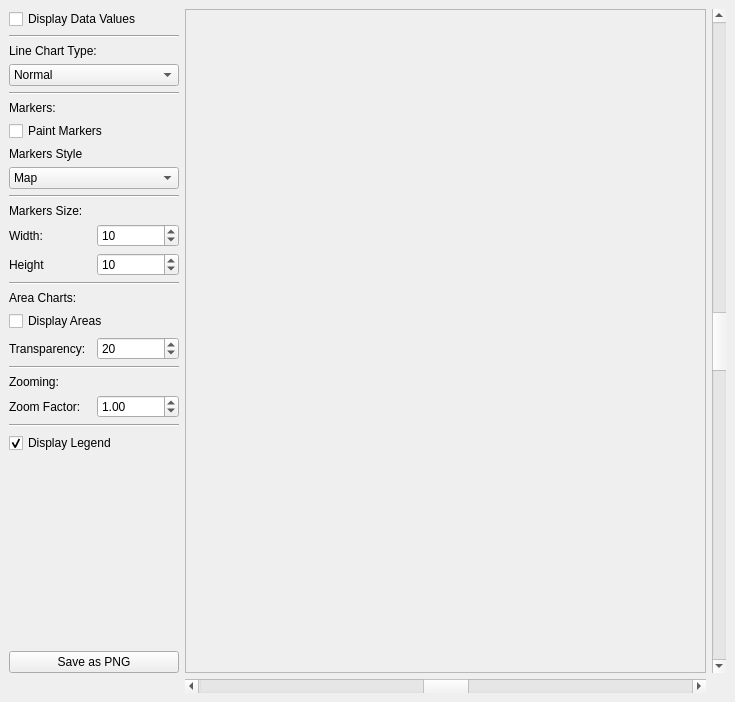
This is qtests/DrawIntoPainter/mainwindow.ui in KDE/kdiagram as Qt 5 draws it before an edit. The edited form follows.
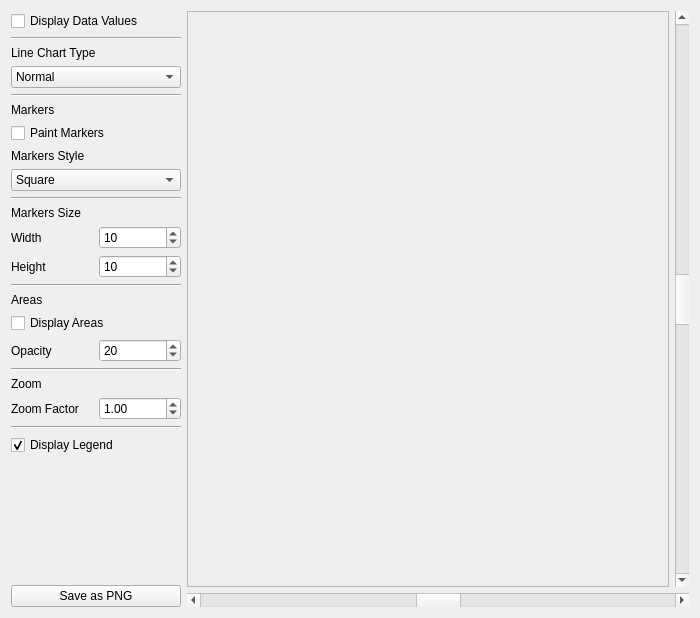
This is the edited form. Icons and pictures are not drawn.

Diff of the .ui file:
```diff
--- a/qtests/DrawIntoPainter/mainwindow.ui
+++ b/qtests/DrawIntoPainter/mainwindow.ui
@@ -1,122 +1,56 @@
 <ui version="4.0" >
  <class>MainWindow</class>
- <widget class="QWidget" name="MainWindow" >
-  <property name="geometry" >
+ <widget class="QWidget" name="MainWindow">
+  <property name="geometry">
    <rect>
     <x>0</x>
     <y>0</y>
-    <width>735</width>
-    <height>702</height>
+    <width>700</width>
+    <height>618</height>
    </rect>
   </property>
   <property name="windowTitle" >
    <string>KD Chart drawing into a foreign QPainter </string>
   </property>
-  <layout class="QGridLayout" >
-   <property name="margin" >
-    <number>9</number>
-   </property>
-   <property name="spacing" >
-    <number>6</number>
-   </property>
-   <item row="0" column="2" >
-    <widget class="QScrollBar" name="vSBar" >
-     <property name="maximum" >
-      <number>999</number>
-     </property>
-     <property name="singleStep" >
-      <number>10</number>
-     </property>
-     <property name="pageStep" >
-      <number>100</number>
-     </property>
-     <property name="value" >
-      <number>500</number>
-     </property>
-     <property name="orientation" >
-      <enum>Qt::Vertical</enum>
-     </property>
-    </widget>
-   </item>
-   <item row="1" column="1" >
-    <widget class="QScrollBar" name="hSBar" >
-     <property name="maximum" >
-      <number>999</number>
-     </property>
-     <property name="singleStep" >
-      <number>10</number>
-     </property>
-     <property name="pageStep" >
-      <number>100</number>
-     </property>
-     <property name="value" >
-      <number>500</number>
-     </property>
-     <property name="orientation" >
-      <enum>Qt::Horizontal</enum>
-     </property>
-    </widget>
-   </item>
-   <item row="0" column="1" >
-    <widget class="QSplitter" name="splitter" >
-     <property name="orientation" >
-      <enum>Qt::Horizontal</enum>
-     </property>
-     <widget class="QFrame" name="chartFrame" >
-      <property name="minimumSize" >
-       <size>
-        <width>300</width>
-        <height>400</height>
-       </size>
-      </property>
-      <property name="frameShape" >
-       <enum>QFrame::StyledPanel</enum>
-      </property>
-      <property name="frameShadow" >
-       <enum>QFrame::Raised</enum>
-      </property>
-     </widget>
-    </widget>
-   </item>
-   <item row="0" column="0" >
-    <layout class="QVBoxLayout" >
-     <property name="margin" >
-      <number>0</number>
-     </property>
-     <property name="spacing" >
-      <number>6</number>
-     </property>
+  <property name="windowIcon">
+   <iconset>
+    <normaloff/>
+   </iconset>
+  </property>
+  <layout class="QHBoxLayout" name="horizontalLayout_2">
+   <item>
+    <layout class="QVBoxLayout" name="verticalLayout">
      <item>
-      <widget class="QCheckBox" name="paintValuesCB" >
-       <property name="text" >
+      <widget class="QCheckBox" name="paintValuesCB">
+       <property name="text">
         <string>Display Data Values</string>
        </property>
       </widget>
      </item>
      <item>
-      <widget class="Line" name="line_3" >
-       <property name="orientation" >
+      <widget class="Line" name="line_3">
+       <property name="orientation">
         <enum>Qt::Horizontal</enum>
        </property>
       </widget>
      </item>
      <item>
-      <layout class="QVBoxLayout" >
-       <property name="margin" >
-        <number>0</number>
-       </property>
-       <property name="spacing" >
+      <layout class="QVBoxLayout">
+       <property name="spacing">
         <number>6</number>
        </property>
+       <property name="margin">
+        <number>0</number>
+       </property>
        <item>
-        <widget class="QLabel" name="lineTypeLB" >
-         <property name="text" >
-          <string>Line Chart Type:</string>
+        <widget class="QLabel" name="lineTypeLB">
+         <property name="text">
+          <string>Line Chart Type</string>
          </property>
         </widget>
        </item>
        <item>
-        <widget class="QComboBox" name="lineTypeCB" >
+        <widget class="QComboBox" name="lineTypeCB">
          <item>
           <property name="text" >
            <string>Normal</string>
@@ -137,45 +71,47 @@
       </layout>
      </item>
      <item>
-      <widget class="Line" name="line_2" >
-       <property name="orientation" >
+      <widget class="Line" name="line_2">
+       <property name="orientation">
         <enum>Qt::Horizontal</enum>
        </property>
       </widget>
      </item>
      <item>
-      <layout class="QVBoxLayout" >
-       <property name="margin" >
-        <number>0</number>
-       </property>
-       <property name="spacing" >
+      <layout class="QVBoxLayout">
+       <property name="spacing">
         <number>6</number>
        </property>
        <item>
-        <widget class="QLabel" name="markersLB" >
-         <property name="text" >
-          <string>Markers:</string>
+        <widget class="QLabel" name="markersLB">
+         <property name="text">
+          <string>Markers</string>
          </property>
         </widget>
        </item>
        <item>
-        <widget class="QCheckBox" name="paintMarkersCB" >
-         <property name="text" >
+        <widget class="QCheckBox" name="paintMarkersCB">
+         <property name="text">
           <string>Paint Markers</string>
          </property>
         </widget>
        </item>
        <item>
-        <widget class="QLabel" name="markersStyleLB" >
-         <property name="text" >
+        <widget class="QLabel" name="markersStyleLB">
+         <property name="text">
           <string>Markers Style</string>
          </property>
         </widget>
        </item>
        <item>
-        <widget class="QComboBox" name="markersStyleCB" >
+        <widget class="QComboBox" name="markersStyleCB">
          <item>
-          <property name="text" >
+          <property name="text">
+           <string>Square</string>
+          </property>
+         </item>
+         <item>
+          <property name="text">
            <string>Map</string>
           </property>
          </item>
@@ -224,53 +160,44 @@
       </layout>
      </item>
      <item>
-      <widget class="Line" name="line_4" >
-       <property name="orientation" >
+      <widget class="Line" name="line_4">
+       <property name="orientation">
         <enum>Qt::Horizontal</enum>
        </property>
       </widget>
      </item>
      <item>
-      <layout class="QVBoxLayout" >
-       <property name="margin" >
-        <number>0</number>
-       </property>
-       <property name="spacing" >
+      <layout class="QVBoxLayout">
+       <property name="spacing">
         <number>6</number>
        </property>
        <item>
-        <widget class="QLabel" name="markersSizeLB" >
-         <property name="text" >
-          <string>Markers Size:</string>
+        <widget class="QLabel" name="markersSizeLB">
+         <property name="text">
+          <string>Markers Size</string>
          </property>
         </widget>
        </item>
        <item>
-        <layout class="QHBoxLayout" >
-         <property name="margin" >
-          <number>0</number>
-         </property>
-         <property name="spacing" >
+        <layout class="QHBoxLayout">
+         <property name="spacing">
           <number>6</number>
          </property>
          <item>
-          <layout class="QVBoxLayout" >
-           <property name="margin" >
-            <number>0</number>
-           </property>
-           <property name="spacing" >
+          <layout class="QVBoxLayout">
+           <property name="spacing">
             <number>6</number>
            </property>
            <item>
-            <widget class="QLabel" name="markersWidthLB" >
-             <property name="text" >
-              <string>Width:</string>
+            <widget class="QLabel" name="markersWidthLB">
+             <property name="text">
+              <string>Width</string>
              </property>
             </widget>
            </item>
            <item>
-            <widget class="QLabel" name="markersHeightLB" >
-             <property name="text" >
+            <widget class="QLabel" name="markersHeightLB">
+             <property name="text">
               <string>Height</string>
              </property>
             </widget>
@@ -278,23 +205,20 @@
           </layout>
          </item>
          <item>
-          <layout class="QVBoxLayout" >
-           <property name="margin" >
-            <number>0</number>
-           </property>
-           <property name="spacing" >
+          <layout class="QVBoxLayout">
+           <property name="spacing">
             <number>6</number>
            </property>
            <item>
-            <widget class="QSpinBox" name="markersWidthSB" >
-             <property name="value" >
+            <widget class="QSpinBox" name="markersWidthSB">
+             <property name="value">
               <number>10</number>
              </property>
             </widget>
            </item>
            <item>
-            <widget class="QSpinBox" name="markersHeightSB" >
-             <property name="value" >
+            <widget class="QSpinBox" name="markersHeightSB">
+             <property name="value">
               <number>10</number>
              </property>
             </widget>
@@ -306,52 +230,46 @@
       </layout>
      </item>
      <item>
-      <widget class="Line" name="line_5" >
-       <property name="orientation" >
+      <widget class="Line" name="line_5">
+       <property name="orientation">
         <enum>Qt::Horizontal</enum>
        </property>
       </widget>
      </item>
      <item>
-      <layout class="QVBoxLayout" >
-       <property name="margin" >
-        <number>0</number>
-       </property>
-       <property name="spacing" >
+      <layout class="QVBoxLayout">
+       <property name="spacing">
         <number>6</number>
        </property>
        <item>
-        <widget class="QLabel" name="AreaChartLB" >
-         <property name="text" >
-          <string>Area Charts:</string>
+        <widget class="QLabel" name="AreaChartLB">
+         <property name="text">
+          <string>Areas</string>
          </property>
         </widget>
        </item>
        <item>
-        <widget class="QCheckBox" name="displayAreasCB" >
-         <property name="text" >
+        <widget class="QCheckBox" name="displayAreasCB">
+         <property name="text">
           <string>Display Areas</string>
          </property>
         </widget>
        </item>
        <item>
-        <layout class="QHBoxLayout" >
-         <property name="margin" >
-          <number>0</number>
-         </property>
-         <property name="spacing" >
+        <layout class="QHBoxLayout">
+         <property name="spacing">
           <number>6</number>
          </property>
          <item>
-          <widget class="QLabel" name="transparencyLB" >
-           <property name="text" >
-            <string>Transparency:</string>
+          <widget class="QLabel" name="transparencyLB">
+           <property name="text">
+            <string>Opacity</string>
            </property>
           </widget>
          </item>
          <item>
-          <widget class="QSpinBox" name="transparencySB" >
-           <property name="maximum" >
+          <widget class="QSpinBox" name="transparencySB">
+           <property name="maximum">
             <number>255</number>
            </property>
            <property name="value" >
@@ -364,51 +282,45 @@
       </layout>
      </item>
      <item>
-      <widget class="Line" name="line" >
-       <property name="orientation" >
+      <widget class="Line" name="line">
+       <property name="orientation">
         <enum>Qt::Horizontal</enum>
        </property>
       </widget>
      </item>
      <item>
-      <layout class="QVBoxLayout" >
-       <property name="margin" >
-        <number>0</number>
-       </property>
-       <property name="spacing" >
+      <layout class="QVBoxLayout">
+       <property name="spacing">
         <number>6</number>
        </property>
        <item>
-        <widget class="QLabel" name="zoomingLB" >
-         <property name="text" >
-          <string>Zooming:</string>
+        <widget class="QLabel" name="zoomingLB">
+         <property name="text">
+          <string>Zoom</string>
          </property>
         </widget>
        </item>
        <item>
-        <layout class="QHBoxLayout" >
-         <property name="margin" >
-          <number>0</number>
-         </property>
-         <property name="spacing" >
+        <layout class="QHBoxLayout">
+         <property name="spacing">
           <number>6</number>
          </property>
          <item>
-          <widget class="QLabel" name="zoomFactorLB" >
-           <property name="text" >
-            <string>Zoom Factor:</string>
+          <widget class="QLabel" name="zoomFactorLB">
+           <property name="text">
+            <string>Zoom Factor</string>
            </property>
           </widget>
          </item>
          <item>
-          <widget class="QDoubleSpinBox" name="zoomFactorSB" >
-           <property name="maximum" >
-            <double>9.900000000000000</double>
-           </property>
-           <property name="minimum" >
+          <widget class="QDoubleSpinBox" name="zoomFactorSB">
+           <property name="minimum">
             <double>0.010000000000000</double>
            </property>
-           <property name="singleStep" >
+           <property name="maximum">
+            <double>9.900000000000000</double>
+           </property>
+           <property name="singleStep">
             <double>0.100000000000000</double>
            </property>
            <property name="value" >
@@ -421,15 +333,15 @@
       </layout>
      </item>
      <item>
-      <widget class="Line" name="line_6" >
-       <property name="orientation" >
+      <widget class="Line" name="line_6">
+       <property name="orientation">
         <enum>Qt::Horizontal</enum>
        </property>
       </widget>
      </item>
      <item>
-      <widget class="QCheckBox" name="paintLegendCB" >
-       <property name="text" >
+      <widget class="QCheckBox" name="paintLegendCB">
+       <property name="text">
         <string>Display Legend</string>
        </property>
        <property name="checked" >
@@ -451,14 +363,81 @@
       </spacer>
      </item>
      <item>
-      <widget class="QPushButton" name="savePB" >
-       <property name="text" >
+      <widget class="QPushButton" name="savePB">
+       <property name="text">
         <string>Save as PNG</string>
        </property>
       </widget>
      </item>
     </layout>
    </item>
+   <item>
+    <layout class="QVBoxLayout" name="verticalLayout_2">
+     <item>
+      <layout class="QHBoxLayout" name="horizontalLayout">
+       <item>
+        <widget class="QSplitter" name="splitter">
+         <property name="orientation">
+          <enum>Qt::Horizontal</enum>
+         </property>
+         <widget class="QFrame" name="chartFrame">
+          <property name="minimumSize">
+           <size>
+            <width>300</width>
+            <height>400</height>
+           </size>
+          </property>
+          <property name="frameShape">
+           <enum>QFrame::StyledPanel</enum>
+          </property>
+          <property name="frameShadow">
+           <enum>QFrame::Raised</enum>
+          </property>
+         </widget>
+        </widget>
+       </item>
+       <item>
+        <widget class="QScrollBar" name="vSBar">
+         <property name="maximum">
+          <number>999</number>
+         </property>
+         <property name="singleStep">
+          <number>10</number>
+         </property>
+         <property name="pageStep">
+          <number>100</number>
+         </property>
+         <property name="value">
+          <number>500</number>
+         </property>
+         <property name="orientation">
+          <enum>Qt::Vertical</enum>
+         </property>
+        </widget>
+       </item>
+      </layout>
+     </item>
+     <item>
+      <widget class="QScrollBar" name="hSBar">
+       <property name="maximum">
+        <number>999</number>
+       </property>
+       <property name="singleStep">
+        <number>10</number>
+       </property>
+       <property name="pageStep">
+        <number>100</number>
+       </property>
+       <property name="value">
+        <number>500</number>
+       </property>
+       <property name="orientation">
+        <enum>Qt::Horizontal</enum>
+       </property>
+      </widget>
+     </item>
+    </layout>
+   </item>
   </layout>
  </widget>
  <resources>
```
Left out of the diff: 69 changed lines with no effect on the pictures.
